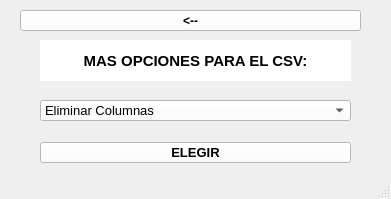
Before: the Qt Designer form CSV/interfaz/VentanaOpciones.ui in DanielRojas2002/PyQt5, drawn with Qt 5.
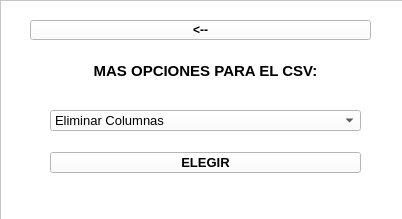
After: the same form once the commit is applied.

```diff
--- a/CSV/interfaz/VentanaOpciones.ui
+++ b/CSV/interfaz/VentanaOpciones.ui
@@ -6,8 +6,8 @@
    <rect>
     <x>0</x>
     <y>0</y>
-    <width>391</width>
-    <height>199</height>
+    <width>402</width>
+    <height>219</height>
    </rect>
   </property>
   <property name="windowTitle">
@@ -20,8 +20,8 @@
    <widget class="QLabel" name="titulo">
     <property name="geometry">
      <rect>
-      <x>40</x>
-      <y>40</y>
+      <x>50</x>
+      <y>50</y>
       <width>311</width>
       <height>41</height>
      </rect>
@@ -46,8 +46,8 @@
    <widget class="QPushButton" name="elegir">
     <property name="geometry">
      <rect>
-      <x>40</x>
-      <y>142</y>
+      <x>50</x>
+      <y>152</y>
       <width>311</width>
       <height>21</height>
      </rect>
@@ -78,8 +78,8 @@
    <widget class="QComboBox" name="opciones">
     <property name="geometry">
      <rect>
-      <x>40</x>
-      <y>100</y>
+      <x>50</x>
+      <y>110</y>
       <width>311</width>
       <height>21</height>
      </rect>
@@ -150,10 +150,10 @@
    <widget class="QPushButton" name="regresar">
     <property name="geometry">
      <rect>
-      <x>20</x>
-      <y>10</y>
+      <x>30</x>
+      <y>20</y>
       <width>341</width>
-      <height>21</height>
+      <height>20</height>
      </rect>
     </property>
     <property name="font">
@@ -175,18 +175,31 @@
      <string>&lt;--</string>
     </property>
    </widget>
-  </widget>
-  <widget class="QMenuBar" name="menubar">
+   <widget class="QFrame" name="frame">
    <property name="geometry">
     <rect>
      <x>0</x>
      <y>0</y>
-     <width>391</width>
-     <height>21</height>
-    </rect>
-   </property>
-  </widget>
-  <widget class="QStatusBar" name="statusbar"/>
+      <width>411</width>
+      <height>221</height>
+     </rect>
+    </property>
+    <property name="styleSheet">
+     <string notr="true">background-color: rgb(255, 255, 255);</string>
+    </property>
+    <property name="frameShape">
+     <enum>QFrame::StyledPanel</enum>
+    </property>
+    <property name="frameShadow">
+     <enum>QFrame::Raised</enum>
+    </property>
+   </widget>
+   <zorder>frame</zorder>
+   <zorder>titulo</zorder>
+   <zorder>elegir</zorder>
+   <zorder>opciones</zorder>
+   <zorder>regresar</zorder>
+  </widget>
  </widget>
  <resources/>
  <connections/>
```
Lines whose indentation alone changed are shown as unchanged.
